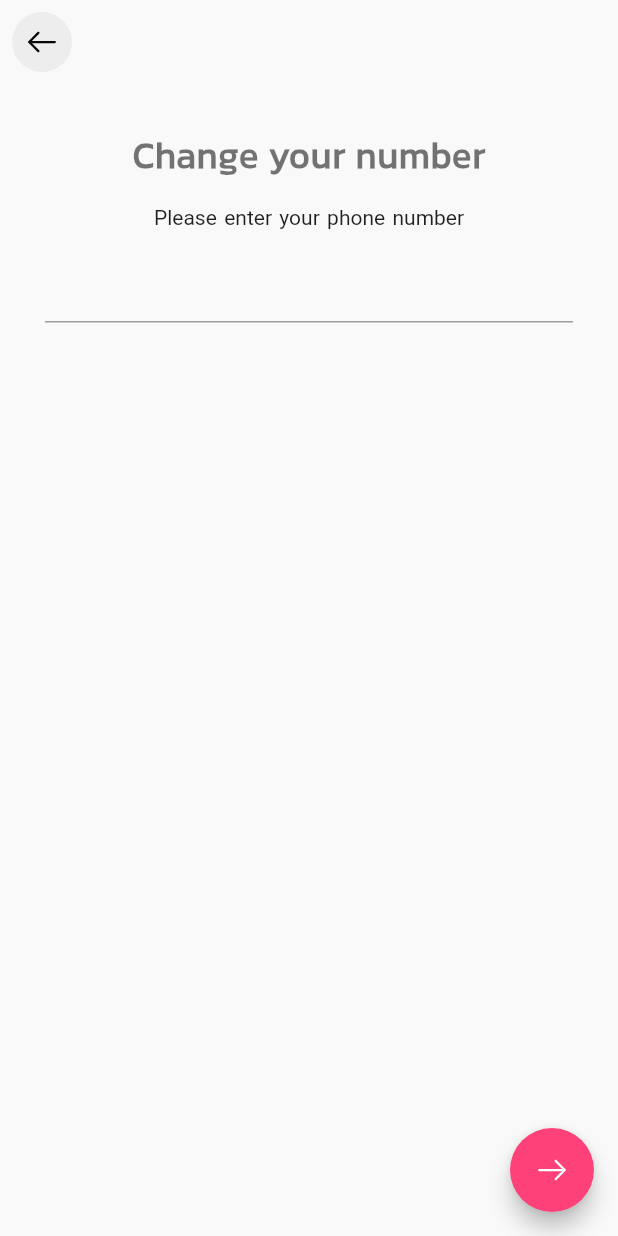
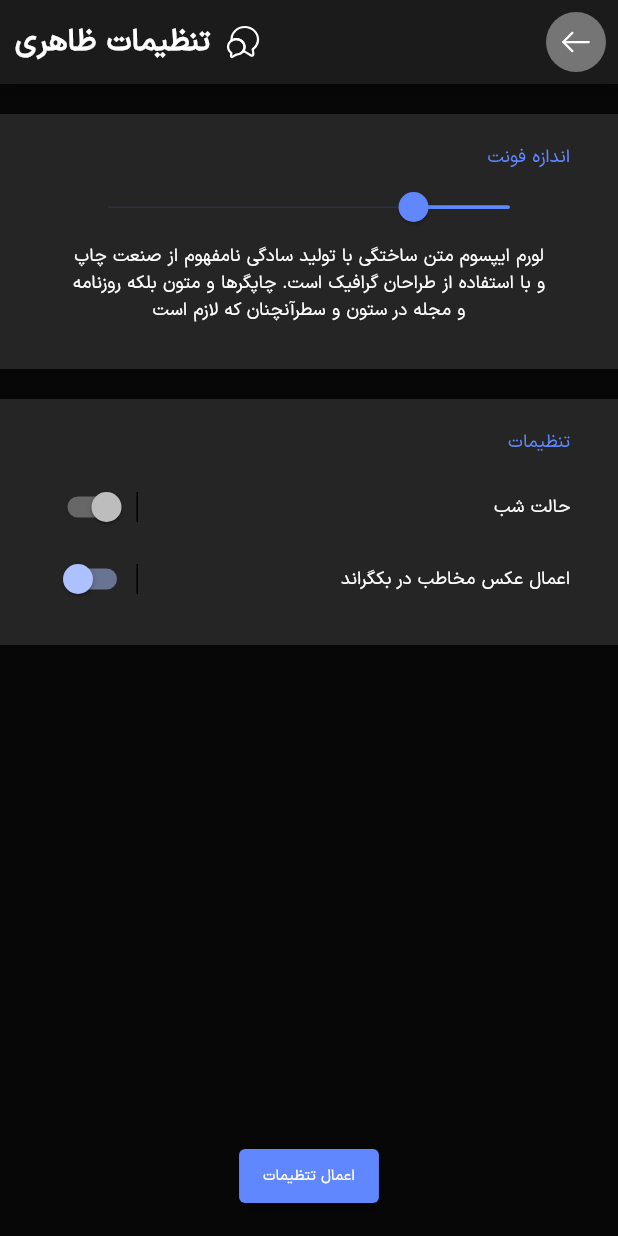
Before and after one commit to Abolfazl-MI/deltangi, a Flutter app: the screen it shows after launch, on a phone screen of 412 x 824 dp. Run offline on Flutter 3.47's test engine with Material 2 defaults, Android fonts, the light colour scheme and no system bars; our stand-ins replace flutter_svg, get, intl_phone_field, pinput, styled_text.

Commit message:
added visual setting page;

```diff
--- a/lib/controllers/language_controller.dart
+++ b/lib/controllers/language_controller.dart
@@ -40,14 +40,28 @@ class LanguageConstant {
   static const String contactsFindYouWithId = 'contact_could_find_you_by_id';
   static const String changeNumber = 'change_number';
   static const String enterPhoneNumber = 'enter_phone_number';
+  static const String visualSetting = 'visual_setting';
+  static const String fontSize = 'font_size';
+  static const String setting = 'setting';
+  static const String darkMode = 'darkMode';
+  static const applyImageToBackground = 'apply_image_to_background';
+  static const applyChanges = 'apply_changes';
+  static const lorem = 'lorem';
 }
 
 class Language extends Translations {
   @override
   Map<String, Map<String, String>> get keys => {
         "fa_IR": {
-          LanguageConstant.changeNumber:'تغییر شماره تلفن',
-          LanguageConstant.enterPhoneNumber:'لطفا شماره جدید خود را وارد کنید',
+          LanguageConstant.lorem:
+              'لورم ایپسوم متن ساختگی با تولید سادگی نامفهوم از صنعت چاپ و با استفاده از طراحان گرافیک است. چاپگرها و متون بلکه روزنامه و مجله در ستون و سطرآنچنان که لازم است ',
+          LanguageConstant.applyChanges: 'اعمال تتظیمات',
+          LanguageConstant.darkMode: 'حالت شب',
+          LanguageConstant.setting: 'تنظیمات',
+          LanguageConstant.fontSize: 'اندازه فونت',
+          LanguageConstant.visualSetting: 'تنظیمات ظاهری',
+          LanguageConstant.changeNumber: 'تغییر شماره تلفن',
+          LanguageConstant.enterPhoneNumber: 'لطفا شماره جدید خود را وارد کنید',
           LanguageConstant.contactsFindYouWithId:
               'مخاطب شما میتواند شما با استفاده از ایدی شما را پیدا کند',
           LanguageConstant.setUserName: 'نام کاربری خود را ایجاد کنید',
@@ -91,6 +105,14 @@ class Language extends Translations {
           LanguageConstant.minAgo: 'دقیقه قبل',
         },
         "en_US": {
+          LanguageConstant.lorem:
+              "Lorem ipsum dolor sit amet, consectetur adipiscing elit, sed do eiusmod tempor incididunt ut labore et dolore magna aliqua",
+          LanguageConstant.visualSetting: 'Visual Settings',
+          LanguageConstant.fontSize: 'Font size',
+          LanguageConstant.setting: 'settings',
+          LanguageConstant.darkMode: 'Dark Mode',
+          LanguageConstant.applyImageToBackground: 'اعمال عکس مخاطب در بکگراند',
+          LanguageConstant.applyChanges: 'Apply changes',
           LanguageConstant.pleaseEnterEmail: 'Please enter your Email Address',
           LanguageConstant.editEmail: 'Change your email',
           LanguageConstant.send: 'Send',
@@ -131,8 +153,8 @@ class Language extends Translations {
           LanguageConstant.contactsFindYouWithId:
               'Your contacts could find you by id',
           LanguageConstant.setUserName: 'User Name',
-          LanguageConstant.changeNumber:'Change your number',
-          LanguageConstant.enterPhoneNumber:'Please enter your phone number'
+          LanguageConstant.changeNumber: 'Change your number',
+          LanguageConstant.enterPhoneNumber: 'Please enter your phone number'
         },
       };
 }
--- a/lib/gen/assets.gen.dart
+++ b/lib/gen/assets.gen.dart
@@ -30,6 +30,9 @@ class $AssetsIconsGen {
   /// File path: assets/icons/left_arrow_small.svg
   String get leftArrowSmall => 'assets/icons/left_arrow_small.svg';
 
+  /// File path: assets/icons/messages.svg
+  String get messages => 'assets/icons/messages.svg';
+
   /// File path: assets/icons/moonoutline.svg
   String get moonoutline => 'assets/icons/moonoutline.svg';
 
@@ -50,6 +53,7 @@ class $AssetsIconsGen {
         chat,
         googleIcon,
         leftArrowSmall,
+        messages,
         moonoutline,
         notification,
         rightArrowSmall,
--- a/lib/main.dart
+++ b/lib/main.dart
@@ -29,11 +29,11 @@ class MyApp extends StatelessWidget {
       title: 'Deltangi',
       theme: AppThemeManager.lightMode,
       darkTheme: AppThemeManager.darkMode,
-      themeMode: ThemeMode.light,
+      themeMode: ThemeMode.dark,
       translations: Language(),
       getPages: AppRouter.pages,
-      initialRoute: AppRouteNames.editPhoneNumberScreen,
-      locale: Locale('en', 'Us'),
+      initialRoute: AppRouteNames.visualSettingScreen,
+      locale: Locale('fa', 'Ir'),
       fallbackLocale: Locale('en', 'US'),
     );
   }
--- a/lib/views/constants/theme.dart
+++ b/lib/views/constants/theme.dart
@@ -32,6 +32,9 @@ class AppThemeManager {
         dividerTheme: DividerThemeData(
           color: MyColors.kSurfaceColorDark,
         ),
+        // switchTheme: SwitchThemeData(
+
+        // )
       );
   static ThemeData get lightMode => ThemeData(
         brightness: Brightness.light,
--- a/lib/views/router/route_names.dart
+++ b/lib/views/router/route_names.dart
@@ -11,4 +11,5 @@ class AppRouteNames {
   static const String editEmailScreen = '/editEmailScreen';
   static const String setEditUserNameScreen = '/setEditUsernameScreen';
   static const String editPhoneNumberScreen = '/editPhoneNumberScreen';
+  static const String visualSettingScreen = '/visualSettingScreen';
 }
--- a/lib/views/router/router.dart
+++ b/lib/views/router/router.dart
@@ -9,6 +9,7 @@ import 'package:deltangi/views/screens/introduction/intro_screen.dart';
 import 'package:deltangi/views/screens/notification_setting/notification_setting.dart';
 import 'package:deltangi/views/screens/phone_number_screen/phone_number_screen.dart';
 import 'package:deltangi/views/screens/verifycode/verify_cdoe_screen.dart';
+import 'package:deltangi/views/screens/visual_setting/visual_setting_screen.dart';
 import 'package:get/get_navigation/get_navigation.dart';
 
 class AppRouter {
@@ -50,6 +51,10 @@ class AppRouter {
     GetPage(
       name: AppRouteNames.editPhoneNumberScreen,
       page: () => EditPhoneNumber(),
+    ),
+    GetPage(
+      name: AppRouteNames.visualSettingScreen,
+      page: () => VisualSettingScreen(),
     )
   ];
 }
--- /dev/null
+++ b/lib/views/screens/visual_setting/visual_setting_screen.dart
@@ -0,0 +1,174 @@
+import 'package:deltangi/controllers/language_controller.dart';
+import 'package:deltangi/gen/assets.gen.dart';
+import 'package:deltangi/views/constants/my_colors.dart';
+import 'package:deltangi/views/widgets/icon_button_background.dart';
+import 'package:flutter/material.dart';
+import 'package:flutter_svg/flutter_svg.dart';
+import 'package:get/get.dart';
+
+class VisualSettingScreen extends StatelessWidget {
+  const VisualSettingScreen({super.key});
+  bool get _isDarkMode => Get.isDarkMode;
+  @override
+  Widget build(BuildContext context) {
+    bool _isRtl = Directionality.of(context) == TextDirection.rtl;
+    TextTheme textTheme = Theme.of(context).textTheme;
+    Size size = MediaQuery.of(context).size;
+    return Scaffold(
+      floatingActionButtonLocation: FloatingActionButtonLocation.centerFloat,
+      floatingActionButton: ElevatedButton(
+        onPressed: () {},
+        child: Text(
+          LanguageConstant.applyChanges.tr,
+          style: textTheme.bodyMedium,
+        ),
+      ),
+      appBar: AppBar(
+        backgroundColor: _isDarkMode ? MyColors.kBlack : Colors.white,
+        leading: Padding(
+          padding: const EdgeInsets.all(8.0),
+          child: CircleIconButton(
+            iconPath: Assets.icons.arrowLeft,
+            onTap: () {},
+          ),
+        ),
+        actions: [
+          Padding(
+            padding: const EdgeInsets.symmetric(horizontal: 10),
+            child: Row(
+              children: [
+                SvgPicture.asset(
+                  Assets.icons.messages,
+                  color: _isDarkMode ? Colors.white : Colors.black,
+                ),
+                SizedBox(
+                  width: 10,
+                ),
+                Text(
+                  LanguageConstant.visualSetting.tr,
+                  style: textTheme.bodyLarge!
+                      .copyWith(fontWeight: FontWeight.bold, fontSize: 20),
+                )
+              ],
+            ),
+          )
+        ],
+      ),
+      body: Column(
+        children: [
+          SizedBox(
+            height: 20,
+          ),
+          Container(
+            color: _isDarkMode ? MyColors.kSurfaceColorDark : Colors.white,
+            padding: EdgeInsets.symmetric(horizontal: 32, vertical: 20),
+            width: size.width,
+            child: Column(
+              crossAxisAlignment: CrossAxisAlignment.start,
+              mainAxisSize: MainAxisSize.min,
+              children: [
+                Text(
+                  LanguageConstant.fontSize.tr,
+                  style: textTheme.bodyLarge!.copyWith(
+                      color: _isDarkMode
+                          ? MyColors.kPrimaryDarkColor
+                          : MyColors.kPrimaryLight),
+                ),
+                Padding(
+                  padding: EdgeInsets.symmetric(horizontal: 16),
+                  child: SliderTheme(
+                    data: SliderThemeData(
+                      trackHeight: 0.5,
+                      thumbShape: RoundSliderThumbShape(
+                        disabledThumbRadius: 3.4,
+                        enabledThumbRadius: 10,
+                      ),
+                    ),
+                    child: Slider(
+                      value: 24,
+                      onChanged: (value) {},
+                      min: 0,
+                      max: 100,
+                    ),
+                  ),
+                ),
+                Padding(
+                  padding: EdgeInsets.symmetric(horizontal: 16),
+                  child: Text(
+                    LanguageConstant.lorem.tr,
+                    textAlign: TextAlign.center,
+                    style: textTheme.bodyLarge,
+                  ),
+                ),
+                SizedBox(
+                  height: 10,
+                )
+              ],
+            ),
+          ),
+          SizedBox(
+            height: 20,
+          ),
+          Container(
+            color: _isDarkMode ? MyColors.kSurfaceColorDark : Colors.white,
+            padding: EdgeInsets.symmetric(horizontal: 32, vertical: 20),
+            width: size.width,
+            child: Column(
+              crossAxisAlignment: CrossAxisAlignment.start,
+              children: [
+                Text(
+                  LanguageConstant.setting.tr,
+                  style: textTheme.bodyLarge!.copyWith(
+                      color: _isDarkMode
+                          ? MyColors.kPrimaryDarkColor
+                          : MyColors.kPrimaryLight),
+                ),
+                SizedBox(
+                  height: 10,
+                ),
+                Row(
+                  mainAxisAlignment: MainAxisAlignment.spaceBetween,
+                  children: [
+                    Text(
+                      LanguageConstant.darkMode.tr,
+                      style: textTheme.bodyMedium!.copyWith(fontSize: 12),
+                    ),
+                    Row(
+                      children: [
+                        Container(
+                          width: 1,
+                          height: 20,
+                          color: Colors.black,
+                        ),
+                        Switch(value: false, onChanged: (value) {})
+                      ],
+                    )
+                  ],
+                ),
+                Row(
+                  mainAxisAlignment: MainAxisAlignment.spaceBetween,
+                  children: [
+                    Text(
+                      LanguageConstant.applyImageToBackground.tr,
+                      style: textTheme.bodyMedium!.copyWith(fontSize: 12),
+                    ),
+                    Row(
+                      children: [
+                        Container(
+                          width: 1,
+                          height: 20,
+                          color: Colors.black,
+                        ),
+                        Switch(value: true, onChanged: (value) {})
+                      ],
+                    )
+                  ],
+                )
+              ],
+            ),
+          )
+        ],
+      ),
+    );
+  }
+}
```
Also changed, not shown: assets/icons/messages.svg (added).
